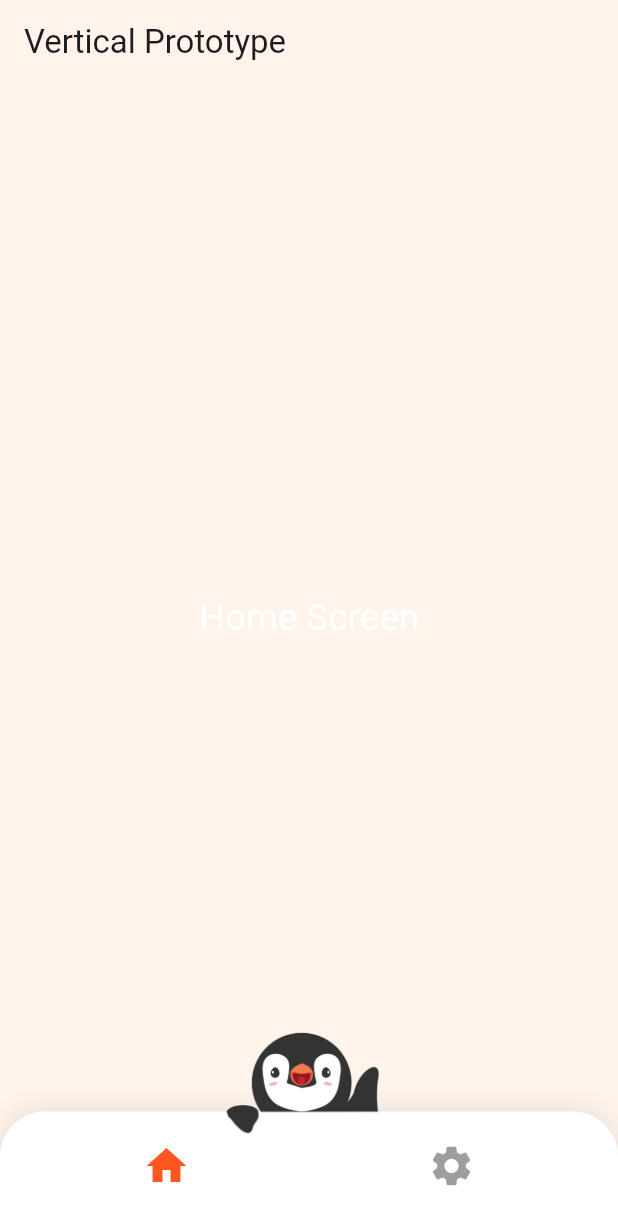
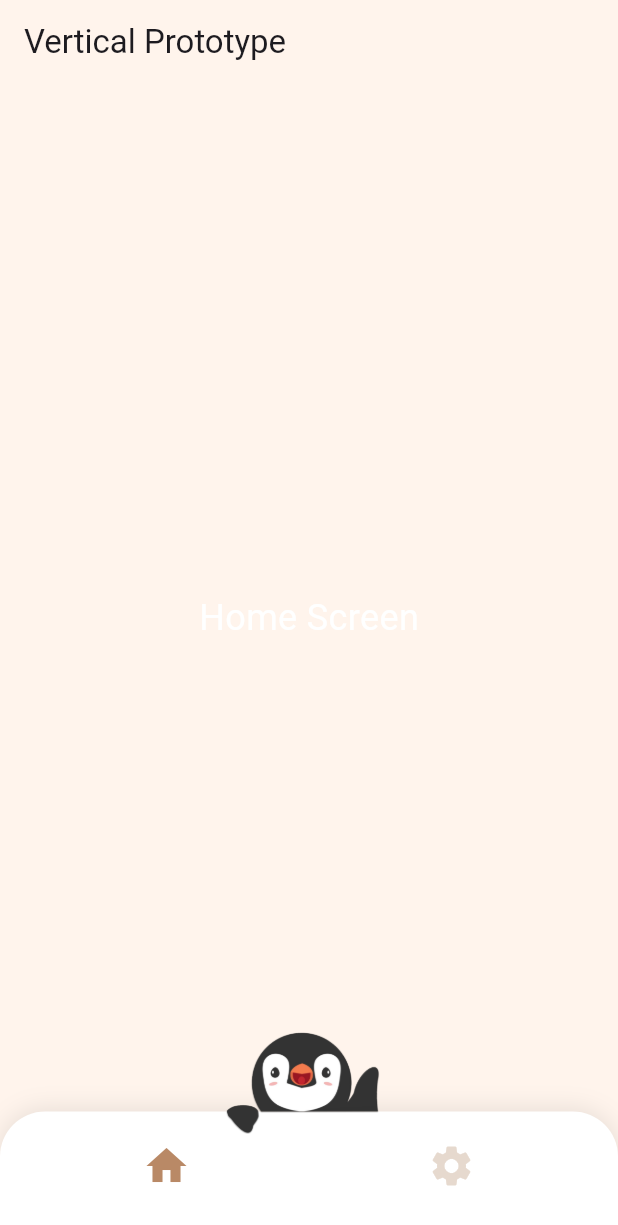
Before and after one commit to YZ1GO/L.EIC017_ES_PRJ, a Flutter app: the screen it shows after launch, on a phone screen of 412 x 824 dp. Shown: the top 1225 px of the screen. Run offline on Flutter 3.47's test engine with Material 3 defaults, Android fonts, the phone set to English and light mode, and no system bars.

Commit message:
fixed buttom color

```diff
--- a/app/lib/navigation_menu.dart
+++ b/app/lib/navigation_menu.dart
@@ -107,7 +107,7 @@ class NavigationMenuState extends State<NavigationMenu> {
                   child: IconButton(
                     icon: Icon(Icons.home),
                     onPressed: () => onItemTapped(0),
-                    color: selectedIndex == 0 ? Colors.deepOrange : Colors.grey,
+                    color: selectedIndex == 0 ? Color.fromRGBO(185, 137, 102, 1) : Color.fromRGBO(230, 217, 206, 1),
                     iconSize: 32,
                   ),
                 ),
@@ -116,7 +116,7 @@ class NavigationMenuState extends State<NavigationMenu> {
                   child: IconButton(
                     icon: Icon(Icons.settings),
                     onPressed: () => onItemTapped(1),
-                    color: selectedIndex == 1 ? Colors.deepOrange : Colors.grey,
+                    color: selectedIndex == 1 ? Color.fromRGBO(185, 137, 102, 1) : Color.fromRGBO(230, 217, 206, 1),
                     iconSize: 32,
                   ),
                 ),
```
